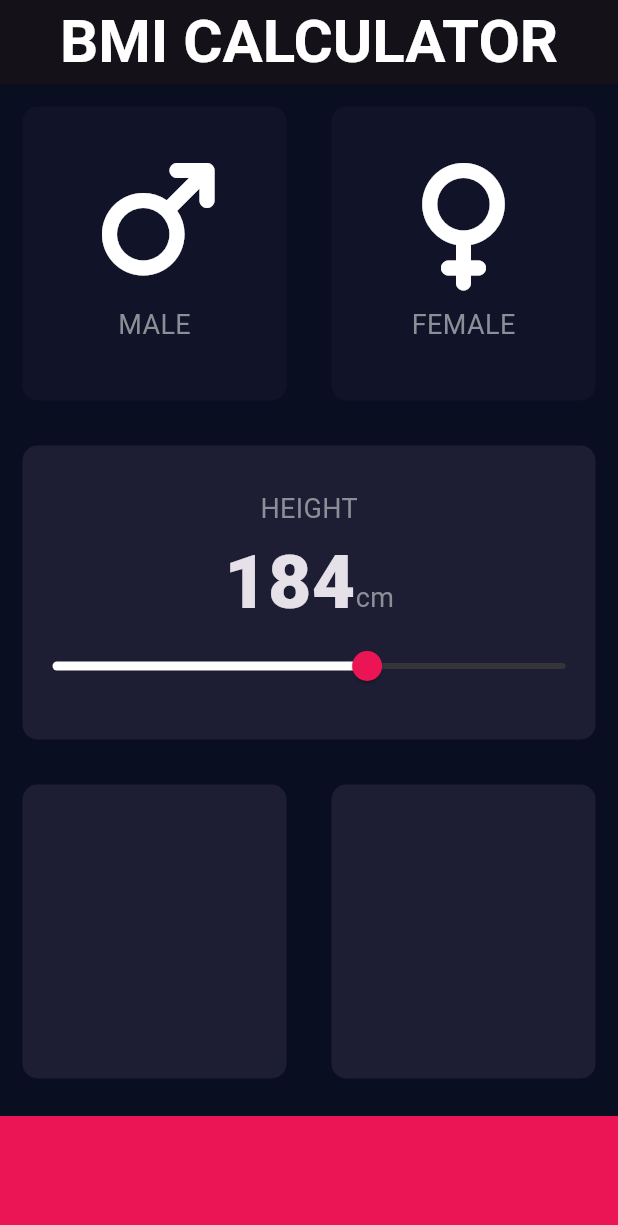
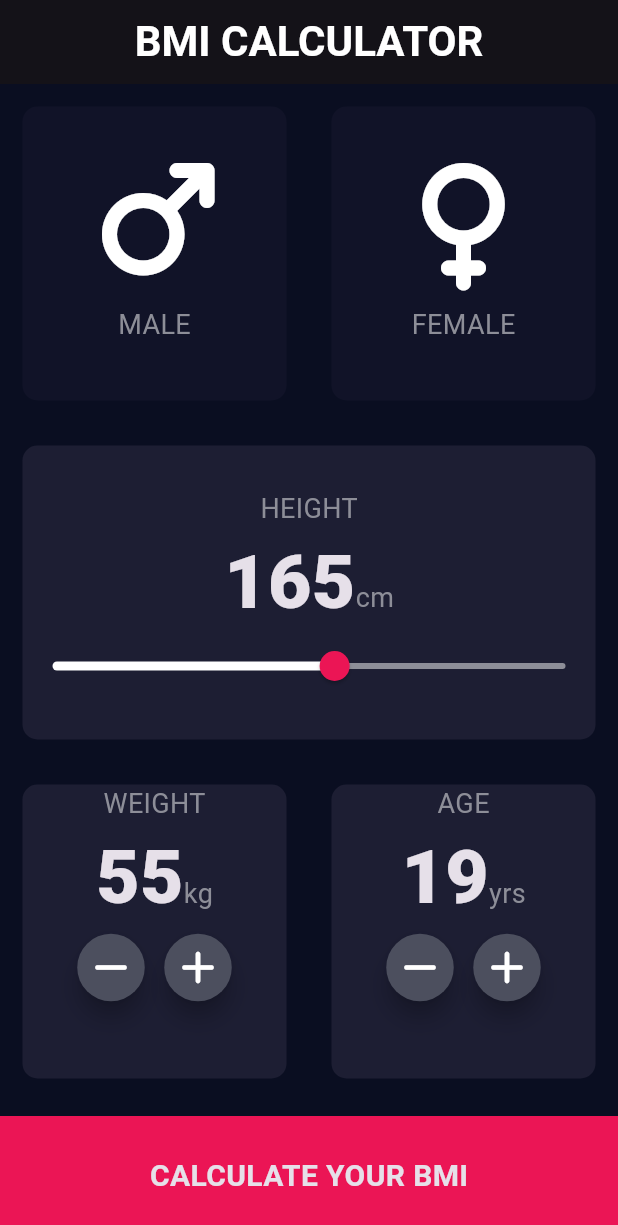
Before and after one commit to nguivo/BMI-Calculator-Flutter, a Flutter app: the screen it shows after launch, on a phone screen of 412 x 824 dp. Shown: the top 1225 px of the screen. Run offline on Flutter 3.47's test engine with Material 3 defaults, Android fonts, the phone set to English and light mode, and no system bars; our stand-ins replace font_awesome_flutter.

Commit message:
build a custom widget, RoundIconButton, and use it to build the weight and age cards

```diff
--- a/lib/input_dart.dart
+++ b/lib/input_dart.dart
@@ -18,7 +18,9 @@ class InputPage extends StatefulWidget {
 class _InputPageState extends State<InputPage> {
   Gender? selectedGender = null;
 
-  int height = 184;
+  int age = 19;
+  int height = 165;
+  int weight = 55;
 
   @override
   Widget build(BuildContext context) {
@@ -26,7 +28,7 @@ class _InputPageState extends State<InputPage> {
       appBar: AppBar(
         title: Text('BMI CALCULATOR'),
         titleTextStyle: TextStyle(
-          fontSize: 40,
+          fontSize: 28,
           color: Color(0xFFFFFFFF),
           fontWeight: FontWeight.w700
         ),
@@ -91,7 +93,6 @@ class _InputPageState extends State<InputPage> {
                     data: SliderTheme.of(context).copyWith(
                       thumbColor: Color(0xFFEB1555),
                       activeTrackColor: Colors.white,
-                      inactiveColor: Color(0xFF8D8E98),
                       overlayColor: Color(0x29EB1555),
                       thumbShape: RoundSliderThumbShape(enabledThumbRadius: 10.0),
                       overlayShape: RoundSliderOverlayShape(overlayRadius: 20.0),
@@ -100,6 +101,7 @@ class _InputPageState extends State<InputPage> {
                         min: 0.0,
                         max: 300.0,
                         value: height.toDouble(),
+                        inactiveColor: Color(0xFF8D8E98),
                         onChanged: (double newValue) {
                           setState(() {
                             height =  newValue.round();
@@ -118,13 +120,101 @@ class _InputPageState extends State<InputPage> {
                   child:
                   ReusableCard(
                     bgColor: kActiveCardColor,
-                    cardChild: Container(),
+                    cardChild: Column(
+                      children: [
+                        Text(
+                          'WEIGHT',
+                          style: kIconTextStyle,
+                        ),
+                        Row(
+                          mainAxisAlignment: MainAxisAlignment.center,
+                          crossAxisAlignment: CrossAxisAlignment.baseline,
+                          textBaseline: TextBaseline.alphabetic,
+                          children: [
+                            Text(
+                              weight.toString(),
+                              style: kNumberTextStyle,
+                            ),
+                            Text(
+                              'kg',
+                              style: kIconTextStyle,
+                            ),
+                          ],
+                        ),
+                        Row(
+                          mainAxisAlignment: MainAxisAlignment.center,
+                          children: [
+                            RoundIconButton(
+                              icon: FontAwesomeIcons.minus,
+                              onPress: () {
+                                setState(() {
+                                  weight--;
+                                });
+                              },
+                            ),
+                            SizedBox(width: 10.0),
+                            RoundIconButton(
+                              icon: FontAwesomeIcons.plus,
+                              onPress: () {
+                                setState((){
+                                  weight++;
+                                });
+                              },
+                            ),
+                          ],
+                        ),
+                      ],
+                    ),
                   ),
                 ),
                 Expanded(
                   child: ReusableCard(
                     bgColor: kActiveCardColor,
-                    cardChild: Container(),
+                    cardChild: Column(
+                      children: [
+                        Text(
+                          'AGE',
+                          style: kIconTextStyle,
+                        ),
+                        Row(
+                          mainAxisAlignment: MainAxisAlignment.center,
+                          crossAxisAlignment: CrossAxisAlignment.baseline,
+                          textBaseline: TextBaseline.alphabetic,
+                          children: [
+                            Text(
+                              age.toString(),
+                              style: kNumberTextStyle,
+                            ),
+                            Text(
+                              'yrs',
+                              style: kIconTextStyle,
+                            ),
+                          ],
+                        ),
+                        Row(
+                          mainAxisAlignment: MainAxisAlignment.center,
+                          children: [
+                            RoundIconButton(
+                              icon: FontAwesomeIcons.minus,
+                              onPress: () {
+                                setState(() {
+                                  age--;
+                                });
+                              },
+                            ),
+                            SizedBox(width: 10.0),
+                            RoundIconButton(
+                              icon: FontAwesomeIcons.plus,
+                              onPress: () {
+                                setState((){
+                                  age++;
+                                });
+                              },
+                            ),
+                          ],
+                        ),
+                      ],
+                    ),
                   ),
                 ),
               ],
@@ -135,9 +225,42 @@ class _InputPageState extends State<InputPage> {
             margin: EdgeInsets.only(top: 10.0),
             width: double.infinity,
             height: kBottomContainerHeight,
+            child: Center(
+              child: Text(
+                  'CALCULATE YOUR BMI',
+                style: TextStyle(
+                  fontSize: 20.0,
+                  fontWeight: FontWeight.bold,
+                ),
+              ),
+            ),
           ),
         ],
       ),
     );
   }
 }
+
+
+// Custom Widget
+class RoundIconButton extends StatelessWidget {
+  RoundIconButton({required this.icon, required this.onPress});
+
+  final IconData icon;
+  final VoidCallback onPress;
+
+  @override
+  Widget build(BuildContext context) {
+    return RawMaterialButton(
+      child: Icon(icon),
+      elevation: 6.0,
+      constraints: BoxConstraints.tightFor(
+        width: 45.0,
+        height: 45.0,
+      ),
+      shape: CircleBorder(),
+      fillColor: Color(0xFF4C4F5E),
+      onPressed: onPress,
+    );
+  }
+}
```
